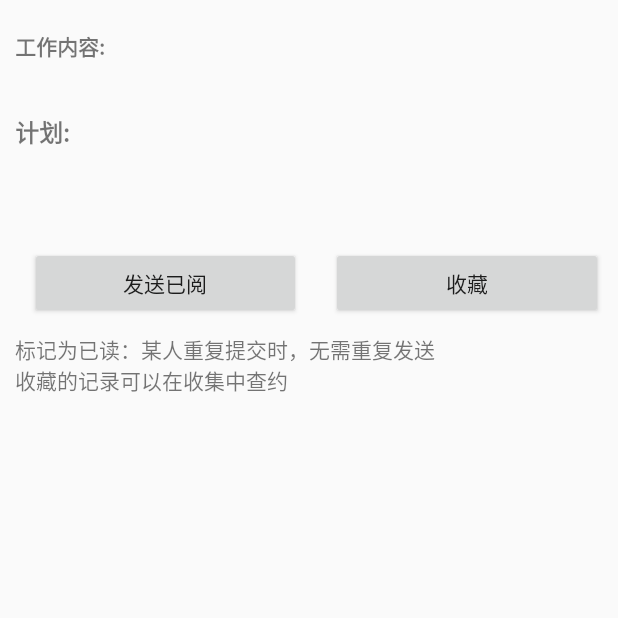
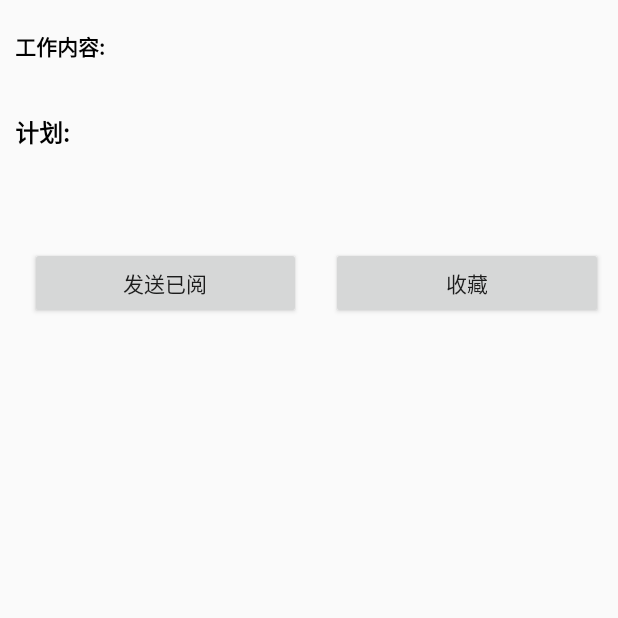
Before and after one commit to loflv/crmTestRepository, an Android app: the RecordDetailActivity screen opened directly, with no data from a screen before it, on a phone screen of 412 x 824 dp, the top half of it. Run offline under Robolectric (Android 15) with nearby library versions, the phone set to English and light mode, and no system bars; our stand-ins replace data binding; libraries missing offline, so code that uses them is left out: com.orhanobut.logger; 7 statements that could not run were skipped.

Commit message:
升级到北极狐版本

```diff
--- a/app/build.gradle
+++ b/app/build.gradle
@@ -88,7 +88,7 @@ dependencies {
     implementation 'androidx.navigation:navigation-ui-ktx:2.3.0'
     compileOnly 'com.google.android.wearable:wearable:2.6.0'
 
-    def room_version = "2.3.0-alpha02"
+    def room_version = "2.3.0"
     implementation "androidx.room:room-runtime:$room_version"
     kapt "androidx.room:room-compiler:$room_version"
     // For Kotlin use kapt instead of annotationProcessor
--- a/app/src/main/java/com/nightwolf/crm_test/pading/RecordDataSource.kt
+++ b/app/src/main/java/com/nightwolf/crm_test/pading/RecordDataSource.kt
@@ -13,7 +13,7 @@ class RecordDataSource(val userId: String) :
 
     override suspend fun load(params: LoadParams<Long>): LoadResult<Long, PostMesList.BodyBean.NoticesBean> {
         val retrofitService = NetWorkUtils.phoneRetrofitService(CrmApi::class.java)
-        var key: Long? = if (0L === params.key) {
+        var key = if (0L == params.key) {
             null
         } else {
             params.key
--- a/app/src/main/res/layout/activity_collection_detail.xml
+++ b/app/src/main/res/layout/activity_collection_detail.xml
@@ -27,6 +27,7 @@
                 android:layout_height="wrap_content"
                 android:text="工作内容:"
                 android:textStyle="bold"
+                android:textColor="#000"
                 app:layout_constraintStart_toStartOf="parent"
                 app:layout_constraintTop_toTopOf="parent" />
 
@@ -36,6 +37,7 @@
                 android:layout_height="wrap_content"
                 android:layout_marginTop="5dp"
                 android:textSize="14sp"
+                android:textColor="#000"
                 app:layout_constraintStart_toStartOf="parent"
                 app:layout_constraintTop_toBottomOf="@+id/text1" />
 
@@ -47,6 +49,7 @@
                 android:text="计划:"
                 android:textSize="16dp"
                 android:textStyle="bold"
+                android:textColor="#000"
                 app:layout_constraintStart_toStartOf="parent"
                 app:layout_constraintTop_toBottomOf="@+id/text1_content" />
 
@@ -57,6 +60,7 @@
                 android:layout_marginTop="5dp"
                 android:layout_marginBottom="30dp"
                 android:textSize="14sp"
+                android:textColor="#000"
                 app:layout_constraintStart_toStartOf="parent"
                 app:layout_constraintTop_toBottomOf="@+id/text2" />
 
--- a/app/src/main/res/layout/activity_record_detail.xml
+++ b/app/src/main/res/layout/activity_record_detail.xml
@@ -35,6 +35,7 @@
                     android:layout_height="wrap_content"
                     android:text="工作内容:"
                     android:textStyle="bold"
+                    android:textColor="#000"
                     app:layout_constraintStart_toStartOf="parent"
                     app:layout_constraintTop_toTopOf="parent" />
 
@@ -44,6 +45,7 @@
                     android:layout_height="wrap_content"
                     android:layout_marginTop="5dp"
                     android:textSize="14sp"
+                    android:textColor="#000"
                     app:layout_constraintStart_toStartOf="parent"
                     app:layout_constraintTop_toBottomOf="@+id/text1" />
 
@@ -55,6 +57,7 @@
                     android:text="计划:"
                     android:textSize="16dp"
                     android:textStyle="bold"
+                    android:textColor="#000"
                     app:layout_constraintStart_toStartOf="parent"
                     app:layout_constraintTop_toBottomOf="@+id/text1_content" />
 
@@ -65,6 +68,7 @@
                     android:layout_marginTop="5dp"
                     android:layout_marginBottom="30dp"
                     android:textSize="14sp"
+                    android:textColor="#000"
                     app:layout_constraintStart_toStartOf="parent"
                     app:layout_constraintTop_toBottomOf="@+id/text2" />
 
@@ -93,11 +97,6 @@
 
                 </LinearLayout>
 
-                <TextView
-                    android:layout_width="wrap_content"
-                    android:layout_height="wrap_content"
-                    android:layout_marginBottom="20dp"
-                    android:text="标记为已读：某人重复提交时，无需重复发送\n收藏的记录可以在收集中查约" />
 
                 <androidx.recyclerview.widget.RecyclerView
                     android:id="@+id/otherReplyRecycler"
--- a/app/src/main/res/layout/feed_layout.xml
+++ b/app/src/main/res/layout/feed_layout.xml
@@ -8,12 +8,14 @@
 
     <TextView
         android:id="@+id/name"
+        android:textColor="#000"
         android:layout_width="wrap_content"
         android:layout_height="wrap_content"
         android:layout_marginTop="5dp" />
 
     <TextView
         android:id="@+id/content"
+        android:textColor="#000"
         android:layout_width="match_parent"
         android:layout_height="wrap_content"
         android:layout_marginStart="10dp"
--- a/app/src/main/res/layout/fragment_my.xml
+++ b/app/src/main/res/layout/fragment_my.xml
@@ -37,6 +37,7 @@
         android:text="姓名"
         android:textSize="16dp"
         android:textStyle="bold"
+        android:textColor="#000"
         app:layout_constraintStart_toEndOf="@+id/imageView2"
         app:layout_constraintTop_toBottomOf="@+id/toolbar" />
 
@@ -47,6 +48,7 @@
         android:layout_marginTop="15dp"
         android:text="来邦科技"
         android:textSize="15dp"
+        android:textColor="#000"
         app:layout_constraintStart_toStartOf="@+id/accountName"
         app:layout_constraintTop_toBottomOf="@+id/accountName" />
 
@@ -79,6 +81,7 @@
             android:layout_gravity="center_vertical"
             android:layout_marginLeft="10dp"
             android:text="登录"
+            android:textColor="#000"
             android:textSize="20sp" />
     </LinearLayout>
 
@@ -109,6 +112,7 @@
             android:layout_gravity="center_vertical"
             android:layout_marginLeft="10dp"
             android:text="我的日报"
+            android:textColor="#000"
             android:textSize="20sp" />
     </LinearLayout>
 
--- a/app/src/main/res/layout/fragment_record.xml
+++ b/app/src/main/res/layout/fragment_record.xml
@@ -24,6 +24,7 @@
         android:layout_marginTop="15dp"
         android:text="等待审阅项目"
         android:textSize="16sp"
+        android:textColor="#000"
         app:layout_constraintLeft_toLeftOf="parent"
         app:layout_constraintRight_toRightOf="parent"
         app:layout_constraintTop_toBottomOf="@+id/toolbar" />
--- a/app/src/main/res/layout/record_list_item_layout.xml
+++ b/app/src/main/res/layout/record_list_item_layout.xml
@@ -53,6 +53,7 @@
             <TextView
                 android:id="@+id/content"
                 android:layout_width="0dp"
+                android:textColor="#000"
                 android:layout_height="wrap_content"
                 android:layout_marginStart="10dp"
                 android:paddingBottom="20dp"
```
Also changed, not shown: app/src/main/res/layout/recyclter_item_other_replay.xml (+5 -3 lines), build.gradle (+4 -4 lines), gradle/wrapper/gradle-wrapper.properties.
